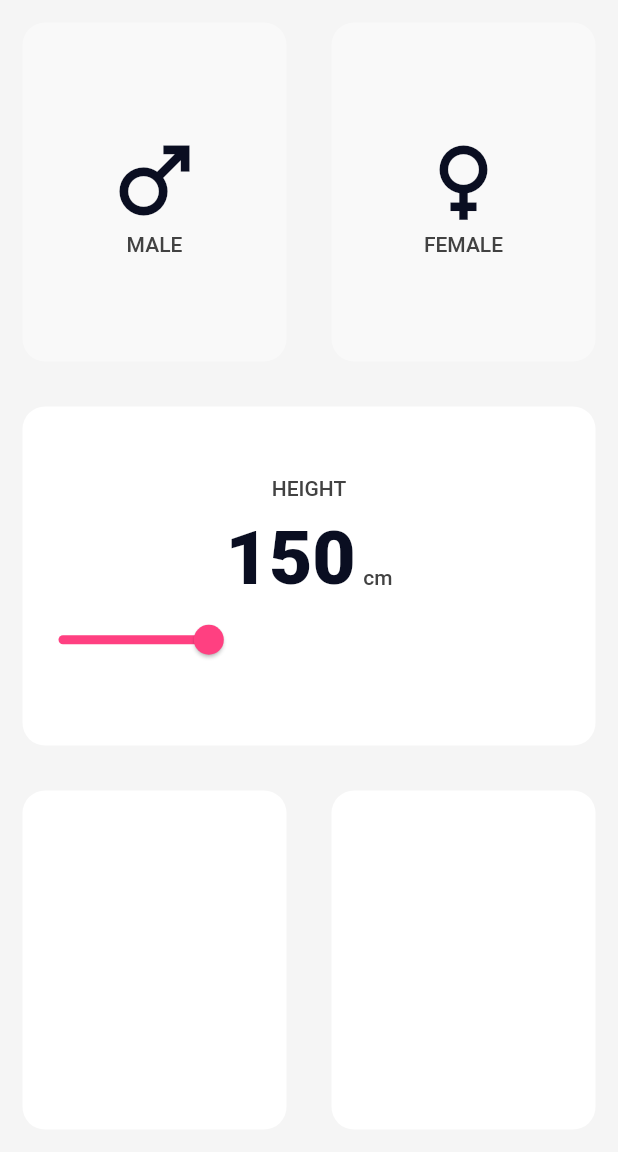
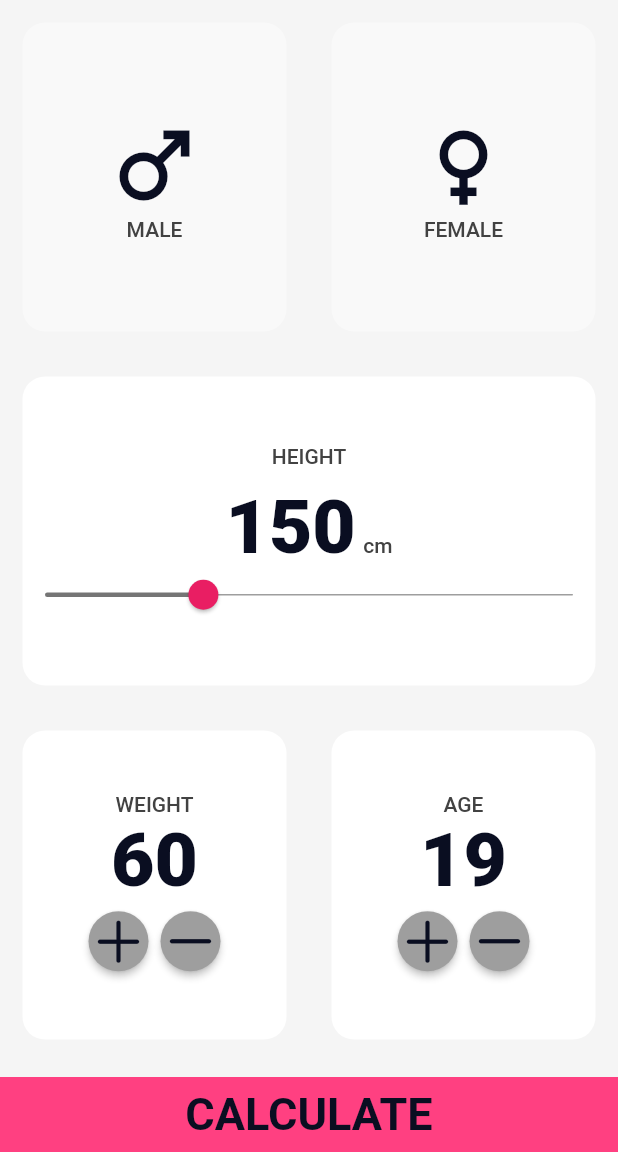
Before and after one commit to AbdurRehman-coder/BMI_Calculator, a Flutter app: the screen it shows after launch, on a phone screen of 412 x 824 dp, the part 84-1236 px from its top. Run offline on Flutter 3.47's test engine with Material 2 defaults, Android fonts, the phone set to English and light mode, and no system bars; our stand-ins replace font_awesome_flutter.

Commit message:
input screen complete

```diff
--- a/lib/Widgets/input_page.dart
+++ b/lib/Widgets/input_page.dart
@@ -1,10 +1,13 @@
 import 'package:bmi_calculator/Widgets/icon_content.dart';
 import 'package:bmi_calculator/Widgets/reusable_container.dart';
 import 'package:bmi_calculator/Widgets/slider.dart';
+import 'package:bmi_calculator/Widgets/themes.dart';
+import 'package:flutter/cupertino.dart';
 import 'package:flutter/material.dart';
+import 'package:flutter/painting.dart';
 
 //enum to select male/female as a gender
-enum Gender{ male, female}
+enum Gender { male, female }
 
 class InputPage extends StatefulWidget {
   const InputPage({Key? key}) : super(key: key);
@@ -17,63 +20,62 @@ class _InputPageState extends State<InputPage> {
   //enum Gender instance, where we will store the selected gender
   // when user pressed the card
   Gender? selectedGender;
+  int weight = 60;
+  int age = 19;
 
   @override
   Widget build(BuildContext context) {
     return Scaffold(
         appBar: AppBar(
           //backgroundColor: Theme.of(context).canvasColor,
-        title: Text('BMI Calculator',
-        style: Theme.of(context).textTheme.headline4,),
+          title: Text(
+            'BMI Calculator',
+            style: Theme.of(context).textTheme.headline4,
+          ),
           elevation: 0.0,
         ),
         body: Column(
           crossAxisAlignment: CrossAxisAlignment.stretch,
           children: [
             Expanded(
-
               child: Row(
                 crossAxisAlignment: CrossAxisAlignment.stretch,
                 children: [
                   Expanded(
                     //Male Card
                     child: ReusableContainer(
-                 cardColor: selectedGender == Gender.male ? Theme.of(context).cardColor :
-                 Theme.of(context).colorScheme.secondary,
-
+                      cardColor: selectedGender == Gender.male
+                          ? Theme.of(context).cardColor
+                          : Theme.of(context).colorScheme.secondary,
                       cardChild: IconContent(
-
                         icon: Icons.male_sharp,
                         label: 'MALE',
                       ),
-                 onPress:  (){
+                      onPress: () {
                         Future.delayed(Duration.zero, () async {
                           setState(() {
                             selectedGender = Gender.male;
                           });
                         });
-
                       },
                     ),
                   ),
                   Expanded(
                     //Female Card
                     child: ReusableContainer(
-
-                    cardColor:  selectedGender == Gender.female ? Theme.of(context).cardColor :
-                    Theme.of(context).colorScheme.secondary,
+                      cardColor: selectedGender == Gender.female
+                          ? Theme.of(context).cardColor
+                          : Theme.of(context).colorScheme.secondary,
                       cardChild: IconContent(
                         icon: Icons.female_sharp,
                         label: 'FEMALE',
                       ),
-                    onPress:
-                        (){
+                      onPress: () {
                         Future.delayed(Duration.zero, () async {
                           setState(() {
                             selectedGender = Gender.female;
                           });
                         });
-
                       },
                     ),
                   ),
@@ -82,38 +84,149 @@ class _InputPageState extends State<InputPage> {
             ),
             Expanded(
               child: ReusableContainer(
-              onPress: (){
-
-              },
+                onPress: () {},
                 cardColor: Theme.of(context).cardColor,
                 cardChild: SliderWidget(),
               ),
             ),
             Expanded(
-
               child: Row(
                 crossAxisAlignment: CrossAxisAlignment.stretch,
                 children: [
                   Expanded(
                     child: ReusableContainer(
-                  onPress: (){
-                    print('oppress called');
+                      onPress: () {
+
                       },
                       cardColor: Theme.of(context).cardColor,
+                      cardChild: Column(
+                        mainAxisAlignment: MainAxisAlignment.center,
+                        children: [
+                          Text(
+                            'WEIGHT',
+                            style: Theme.of(context).textTheme.bodyText1,
+                          ),
+                          Text(
+                            weight.toString(),
+                            style: Theme.of(context).textTheme.headline1,
+                          ),
+                          Row(
+                            mainAxisAlignment: MainAxisAlignment.center,
+                            children: [
+                              CustomIconButton(
+                                icon: CupertinoIcons.add,
+                                onPress: (){
+                                  setState(() {
+                                   if(weight < 200){
+                                     weight++;
+                                   }
+                                  });
+                                },
+                              ),
+                              CustomIconButton(
+                                icon: CupertinoIcons.minus,
+                                onPress: (){
+                                  setState(() {
+                                    if(weight < 200){
+                                      weight--;
+                                    }
+                                  });
+                                },
+                              ),
+                            ],
+                          )
+                        ],
+                      ),
                     ),
                   ),
                   Expanded(
                     child: ReusableContainer(
-                  onPress: (){
+                      onPress: () {
                         print('oppress called');
                       },
                       cardColor: Theme.of(context).cardColor,
+                      cardChild: Column(
+                        mainAxisAlignment: MainAxisAlignment.center,
+                        children: [
+                          Text(
+                            'AGE',
+                            style: Theme.of(context).textTheme.bodyText1,
+                          ),
+                          Text(
+                            age.toString(),
+                            style: Theme.of(context).textTheme.headline1,
+                          ),
+                          Row(
+                            mainAxisAlignment: MainAxisAlignment.center,
+                            children: [
+                              CustomIconButton(
+                                icon: CupertinoIcons.add,
+                                onPress: (){
+                                  setState(() {
+                                    if(age < 150){
+                                      age++;
+                                    }
+                                  });
+                                },
+
+                              ),
+                              CustomIconButton(
+                                icon: CupertinoIcons.minus,
+                                onPress: (){
+                                  setState(() {
+                                   if(age > 0){
+                                     age--;
+                                   }
+                                  });
+                                },
+                              ),
+                            ],
+                          )
+                        ],
+                      ),
                     ),
                   ),
                 ],
-          ),),
+              ),
+            ),
+            Container(
+              height: 50,
+              width: double.infinity,
+              margin: EdgeInsets.only(top: 10),
+              color: Colors.pinkAccent,
+              child: Center(
+                child: Text('CALCULATE',
+                style: Theme.of(context).textTheme.headline4!.copyWith(
+                  fontSize: 30,
+                  fontWeight: FontWeight.bold
+                )),
+              ),
+            )
           ],
-      )
+        ));
+  }
+}
+
+class CustomIconButton extends StatelessWidget {
+  CustomIconButton({this.icon, this.onPress});
+  final IconData? icon;
+ final Function? onPress;
+
+  @override
+  Widget build(BuildContext context) {
+    return RawMaterialButton(
+      onPressed: onPress as Function(),
+      shape: CircleBorder(),
+      constraints: const BoxConstraints.tightFor(
+
+        width: 40,
+        height: 40,
+      ),
+      fillColor: Colors.grey,
+      child: Icon(
+        icon,
+        color: Theme.of(context).iconTheme.color,
+      ),
     );
   }
 }
--- a/lib/Widgets/slider.dart
+++ b/lib/Widgets/slider.dart
@@ -34,12 +34,22 @@ class _SliderWidgetState extends State<SliderWidget> {
           )
           ],
         ),
-        Slider(
+        SliderTheme(
+          data: SliderThemeData().copyWith(
+            thumbColor: Colors.pink,
+            trackHeight: 1,
+            activeTrackColor: Theme.of(context).colorScheme.primary,
+            inactiveTrackColor: Colors.grey,
+            overlayColor: Colors.red[100],
+            thumbShape: const RoundSliderThumbShape(enabledThumbRadius: 10),
+            overlayShape: const RoundSliderOverlayShape(overlayRadius: 15),
+
+
+          ),
+          child: Slider(
               value: height!.toDouble(),
               min: 120,
               max: 220,
-            activeColor: Colors.pinkAccent,
-            inactiveColor: Theme.of(context).colorScheme.secondary,
               onChanged: (double newValue){
                setState(() {
                  height = newValue.round();
@@ -49,6 +59,7 @@ class _SliderWidgetState extends State<SliderWidget> {
 
               }
           ),
+        ),
       ],
     );
   }
--- a/lib/Widgets/themes.dart
+++ b/lib/Widgets/themes.dart
@@ -41,7 +41,7 @@ class MyTheme {
         ),
 
 
-    colorScheme: ColorScheme.fromSwatch().copyWith(secondary: Colors.white38),
+    colorScheme: ColorScheme.fromSwatch().copyWith(secondary: Colors.white38,  primary: Colors.black54),
   );
 
   // Theme for Dark Screen
@@ -82,7 +82,7 @@ class MyTheme {
           color: Colors.white70,
         ),
       ),
-    colorScheme: ColorScheme.fromSwatch().copyWith(secondary: Colors.black26),
+    colorScheme: ColorScheme.fromSwatch().copyWith(secondary: Colors.black26, primary: Colors.white70),
 
 
   );
```
Lines whose indentation alone changed are shown as unchanged.
